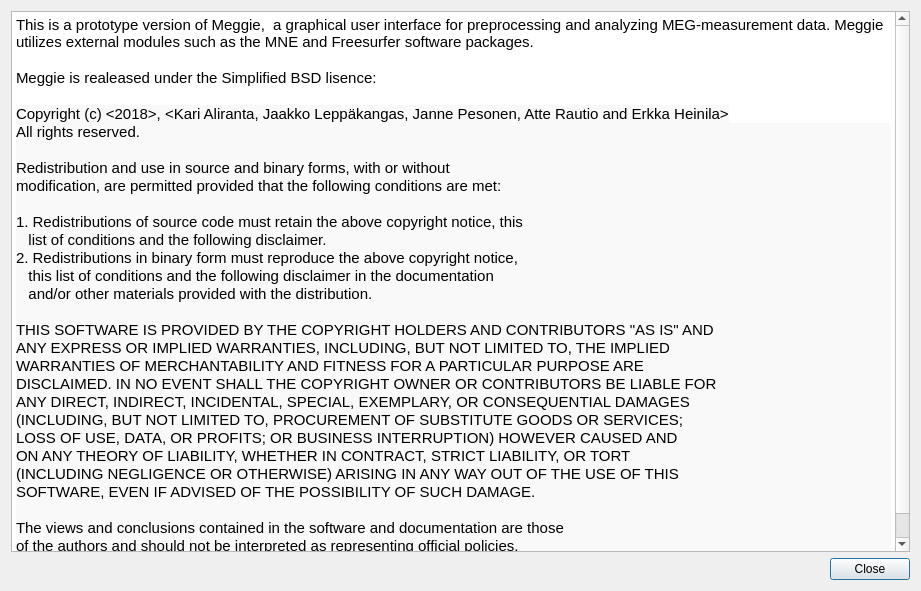
Above: qt4Designer_ui_files/aboutDialogUi.ui from cibr-jyu/meggie before the change. Below: the same form after it.
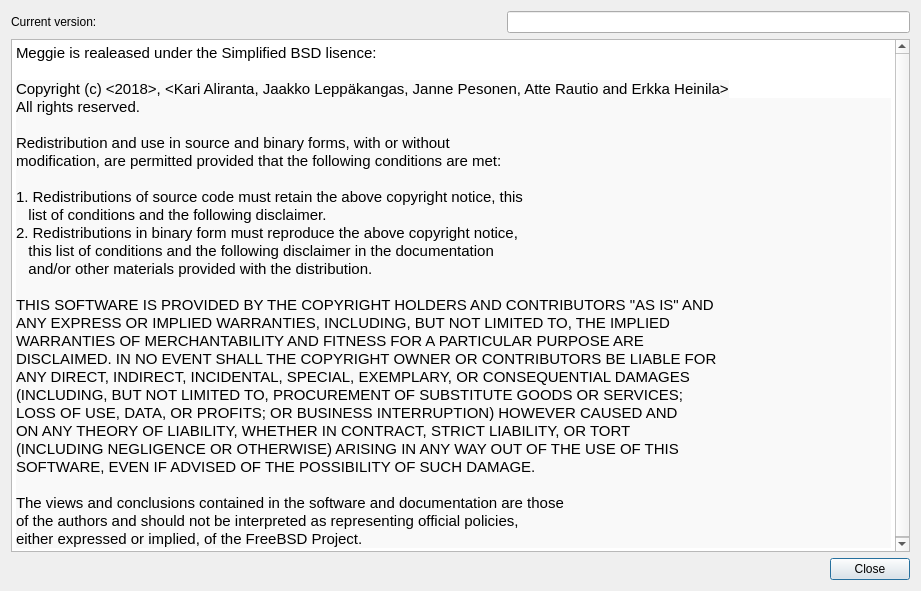
That is the form after the change.

What changed in the file:
```diff
--- a/qt4Designer_ui_files/aboutDialogUi.ui
+++ b/qt4Designer_ui_files/aboutDialogUi.ui
@@ -14,15 +14,73 @@
    <string>Meggie - About</string>
   </property>
   <layout class="QGridLayout" name="gridLayout">
-   <item row="1" column="0">
-    <widget class="QTextBrowser" name="textBrowser">
-     <property name="html">
-      <string>&lt;!DOCTYPE HTML PUBLIC &quot;-//W3C//DTD HTML 4.0//EN&quot; &quot;http://www.w3.org/TR/REC-html40/strict.dtd&quot;&gt;
+   <item row="2" column="0">
+    <layout class="QHBoxLayout" name="horizontalLayout_2">
+     <item>
+      <spacer name="horizontalSpacer">
+       <property name="orientation">
+        <enum>Qt::Horizontal</enum>
+       </property>
+       <property name="sizeHint" stdset="0">
+        <size>
+         <width>40</width>
+         <height>20</height>
+        </size>
+       </property>
+      </spacer>
+     </item>
+     <item>
+      <widget class="QPushButton" name="pushButtonClose">
+       <property name="text">
+        <string>Close</string>
+       </property>
+      </widget>
+     </item>
+    </layout>
+   </item>
+   <item row="0" column="0">
+    <layout class="QVBoxLayout" name="verticalLayout">
+     <item>
+      <layout class="QHBoxLayout" name="horizontalLayout">
+       <item>
+        <widget class="QLabel" name="labelVersion">
+         <property name="text">
+          <string>Current version:</string>
+         </property>
+        </widget>
+       </item>
+       <item>
+        <spacer name="horizontalSpacer_2">
+         <property name="orientation">
+          <enum>Qt::Horizontal</enum>
+         </property>
+         <property name="sizeHint" stdset="0">
+          <size>
+           <width>40</width>
+           <height>20</height>
+          </size>
+         </property>
+        </spacer>
+       </item>
+       <item>
+        <widget class="QLineEdit" name="lineEditVersion">
+         <property name="maxLength">
+          <number>100</number>
+         </property>
+         <property name="readOnly">
+          <bool>true</bool>
+         </property>
+        </widget>
+       </item>
+      </layout>
+     </item>
+     <item>
+      <widget class="QTextBrowser" name="textBrowser">
+       <property name="html">
+        <string>&lt;!DOCTYPE HTML PUBLIC &quot;-//W3C//DTD HTML 4.0//EN&quot; &quot;http://www.w3.org/TR/REC-html40/strict.dtd&quot;&gt;
 &lt;html&gt;&lt;head&gt;&lt;meta name=&quot;qrichtext&quot; content=&quot;1&quot; /&gt;&lt;style type=&quot;text/css&quot;&gt;
 p, li { white-space: pre-wrap; }
 &lt;/style&gt;&lt;/head&gt;&lt;body style=&quot; font-family:'Sans Serif'; font-size:9pt; font-weight:400; font-style:normal;&quot;&gt;
-&lt;p style=&quot; margin-top:0px; margin-bottom:0px; margin-left:0px; margin-right:0px; -qt-block-indent:0; text-indent:0px;&quot;&gt;&lt;span style=&quot; font-family:'MS Shell Dlg 2'; font-size:11pt;&quot;&gt;This is a prototype version of Meggie,  a graphical user interface for preprocessing and analyzing MEG-measurement data. Meggie utilizes external modules such as the MNE and Freesurfer software packages.&lt;/span&gt;&lt;/p&gt;
-&lt;p style=&quot;-qt-paragraph-type:empty; margin-top:0px; margin-bottom:0px; margin-left:0px; margin-right:0px; -qt-block-indent:0; text-indent:0px; font-family:'MS Shell Dlg 2'; font-size:11pt;&quot;&gt;&lt;br /&gt;&lt;/p&gt;
 &lt;p style=&quot; margin-top:0px; margin-bottom:0px; margin-left:0px; margin-right:0px; -qt-block-indent:0; text-indent:0px;&quot;&gt;&lt;span style=&quot; font-family:'MS Shell Dlg 2'; font-size:11pt;&quot;&gt;Meggie is realeased under the Simplified BSD lisence:&lt;/span&gt;&lt;/p&gt;
 &lt;p style=&quot;-qt-paragraph-type:empty; margin-top:0px; margin-bottom:0px; margin-left:0px; margin-right:0px; -qt-block-indent:0; text-indent:0px; font-family:'MS Shell Dlg 2'; font-size:11pt;&quot;&gt;&lt;br /&gt;&lt;/p&gt;
 &lt;p style=&quot; margin-top:0px; margin-bottom:0px; margin-left:0px; margin-right:0px; -qt-block-indent:0; text-indent:0px;&quot;&gt;&lt;span style=&quot; font-family:'monospace,Courier'; font-size:11pt; color:#000000; background-color:#f9f9f9;&quot;&gt;Copyright (c) &amp;lt;2018&amp;gt;, &amp;lt;Kari Aliranta, Jaakko Leppäkangas, Janne Pesonen, Atte Rautio and Erkka Heinila&amp;gt;&lt;/span&gt;&lt;/p&gt;
@@ -51,28 +109,6 @@
 &lt;p style=&quot; margin-top:0px; margin-bottom:0px; margin-left:0px; margin-right:0px; -qt-block-indent:0; text-indent:0px; background-color:#f9f9f9;&quot;&gt;&lt;span style=&quot; font-family:'monospace,Courier'; font-size:11pt; color:#000000; background-color:#f9f9f9;&quot;&gt;The views and conclusions contained in the software and documentation are those&lt;/span&gt;&lt;/p&gt;
 &lt;p style=&quot; margin-top:0px; margin-bottom:0px; margin-left:0px; margin-right:0px; -qt-block-indent:0; text-indent:0px; background-color:#f9f9f9;&quot;&gt;&lt;span style=&quot; font-family:'monospace,Courier'; font-size:11pt; color:#000000; background-color:#f9f9f9;&quot;&gt;of the authors and should not be interpreted as representing official policies, &lt;/span&gt;&lt;/p&gt;
 &lt;p style=&quot; margin-top:0px; margin-bottom:12px; margin-left:0px; margin-right:0px; -qt-block-indent:0; text-indent:0px; background-color:#f9f9f9;&quot;&gt;&lt;span style=&quot; font-family:'monospace,Courier'; font-size:11pt; color:#000000; background-color:#f9f9f9;&quot;&gt;either expressed or implied, of the FreeBSD Project.&lt;/span&gt;&lt;/p&gt;&lt;/body&gt;&lt;/html&gt;</string>
-     </property>
-    </widget>
-   </item>
-   <item row="2" column="0">
-    <layout class="QHBoxLayout" name="horizontalLayout_2">
-     <item>
-      <spacer name="horizontalSpacer">
-       <property name="orientation">
-        <enum>Qt::Horizontal</enum>
-       </property>
-       <property name="sizeHint" stdset="0">
-        <size>
-         <width>40</width>
-         <height>20</height>
-        </size>
-       </property>
-      </spacer>
-     </item>
-     <item>
-      <widget class="QPushButton" name="pushButtonClose">
-       <property name="text">
-        <string>Close</string>
        </property>
       </widget>
      </item>
```
